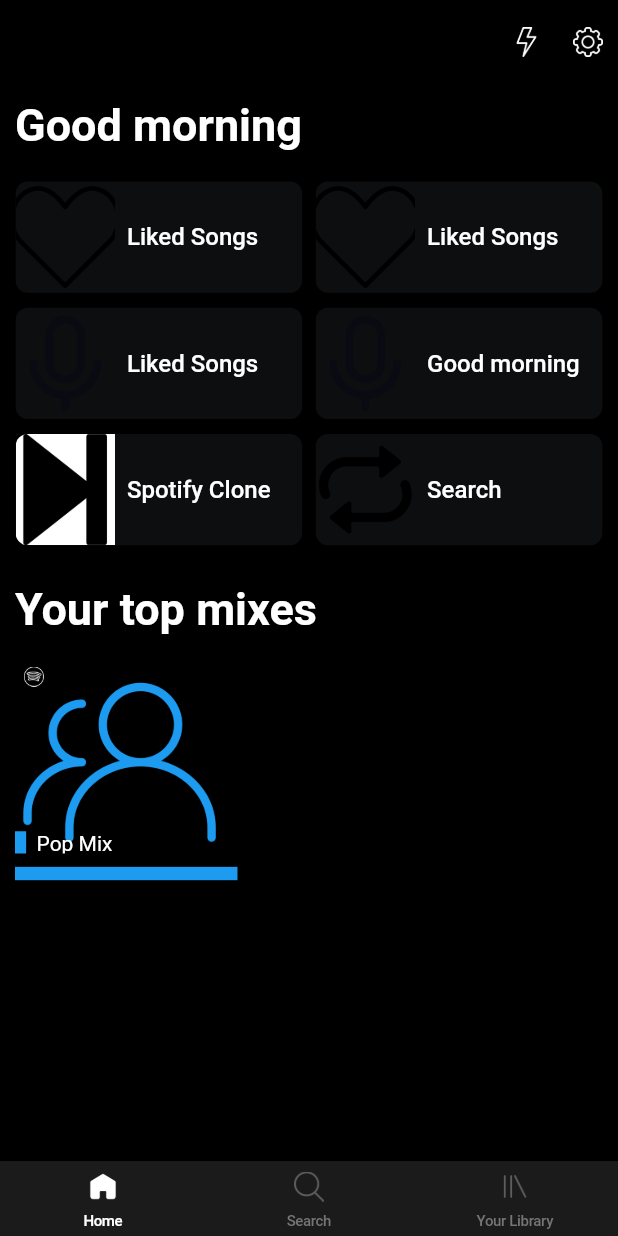
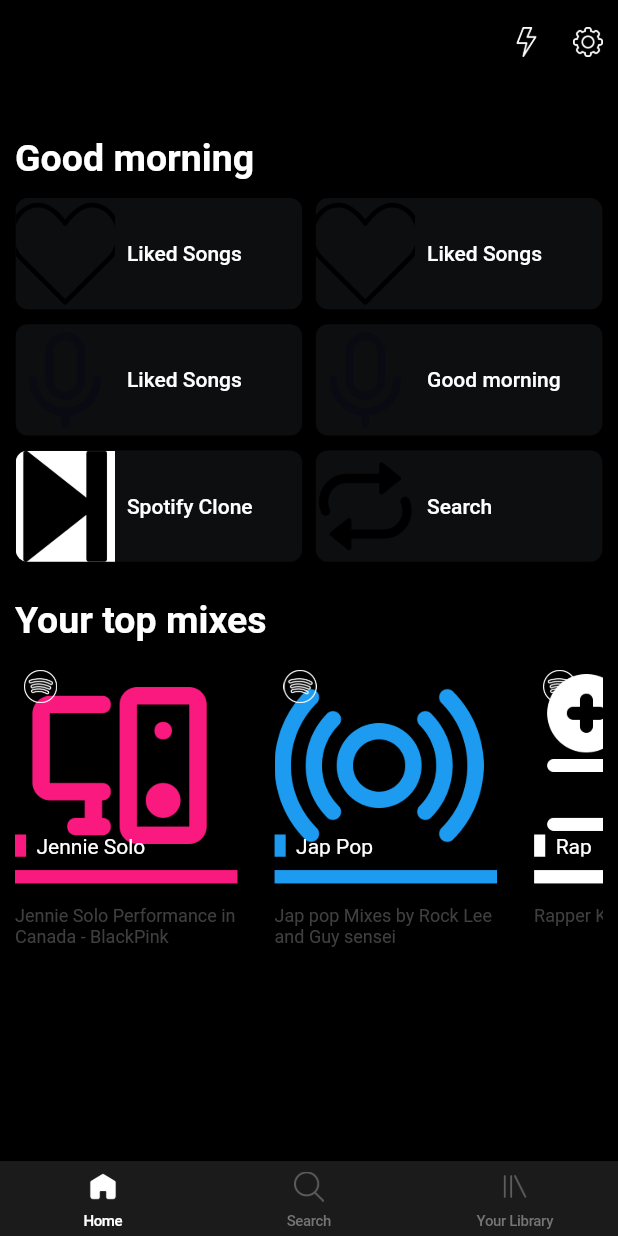
Before and after one commit to SelvaKumar-Ajay/Spotify_Clone, a Flutter app: the screen it shows after launch, on a phone screen of 412 x 824 dp. Run offline on Flutter 3.47's test engine with Material 2 defaults, Android fonts, the phone set to English and light mode, and no system bars.

Commit message:
dynamic scrollable container row design completed

```diff
--- a/lib/constants/colors.dart
+++ b/lib/constants/colors.dart
@@ -7,3 +7,4 @@ const Color whiteColor = Colors.white;
 const Color greyColor = Colors.grey;
 const Color redColor = Color.fromRGBO(249, 25, 127, 1);
 const Color transparentColor = Colors.transparent;
+const Color yellowColor = Colors.yellow;
--- a/lib/constants/size_constants.dart
+++ b/lib/constants/size_constants.dart
@@ -1,8 +1,8 @@
 //Sizes of yourTopMixes or rowOfTopMixes in reusablewidgets.dart
-class YourtopMixes {
+class YourtopMixSizes {
   double width;
   double height;
-  YourtopMixes({
+  YourtopMixSizes({
     required this.height,
     required this.width,
   });
@@ -10,15 +10,16 @@ class YourtopMixes {
       (width * 0.4) * 0.9; //(40% from the size of width) then 90% from the 40%
   late double rightMarginSize = width * 0.06;
   late double bottomBarWidth = sizeOfContainer * 0.06;
-  late double spotifyIconHeight = sizeOfContainer * 0.09;
+  late double spotifyIconHeight = sizeOfContainer * 0.15;
   late double spotifyIconWidth =
-      sizeOfContainer * 0.09; //20% from the size of Container
+      sizeOfContainer * 0.15; //20% from the size of Container
   late double paddingSize =
       sizeOfContainer * 0.04; //4% from the Size of Container
   late double bottomTextContainerHeight = sizeOfContainer * 0.1;
   late double bottomtextContainerBorderWidth = sizeOfContainer * 0.05;
   late double bottomPadding = sizeOfContainer * 0.06;
-  // late double yourMixContainer = width * 0.4;
+  late double textBoxHeight = sizeOfContainer * 0.25;
+  late double containerTextSpace = sizeOfContainer * 0.1;
   // late double yourMixContainer = width * 0.4;
 }
 
@@ -37,6 +38,17 @@ class RowRecentPlaylist {
   late double boxDecorationWidth = ((width * 0.5) * 0.9) * 1.03;
   late double spaceSizedBoxWidth = (width * 0.2) * 0.1;
   late double rowRecentPlaylistWidth = ((width * 0.4) * 0.1) * 0.5;
+  // late double yourMixContainer = width * 0.1;
+  // late double yourMixContainer = width * 0.4;
   // late double yourMixContainer = width * 0.4;
   // late double yourMixContainer = width * 0.4;
 }
+
+class Titletext {
+  double width;
+  Titletext({
+    required this.width,
+  });
+  late double topSpace = width * 0.06;
+  late double bottomSpace = width * 0.03;
+}
--- a/lib/data screen/home_screen.dart
+++ b/lib/data screen/home_screen.dart
@@ -1,5 +1,6 @@
 import 'package:flutter/material.dart';
 import 'package:spotify/constants/constants.dart';
+import 'package:spotify/data/data.dart';
 import 'package:spotify/functions/functions.dart';
 import 'package:spotify/reusable_widgets/reusable_widgets.dart';
 // import 'package:spotify/reusable_widgets/reusable_widgets.dart';
@@ -16,21 +17,16 @@ class _HomeScreenState extends State<HomeScreen> {
   Widget build(BuildContext context) {
     final double height = MediaQuery.of(context).size.height;
     final double width = MediaQuery.of(context).size.width;
+    List<TopMixDataTemplate> yourtopMixDataList =
+        TopMixData().yourTopMixesData();
 
     return Padding(
       padding: const EdgeInsets.symmetric(horizontal: 10.0, vertical: 10.0),
       child: Column(
         crossAxisAlignment: CrossAxisAlignment.start,
         children: [
-          Text(
-            dateTimeGreeting(),
-            style: const TextStyle(
-              color: whiteColor,
-              fontSize: 30.0,
-              fontWeight: FontWeight.bold,
-            ),
-          ),
-          sizedBox(20, 0),
+          titleText(text: dateTimeGreeting(), width: width),
+
           rowRecentPlayList(
             height: height,
             width: width,
@@ -57,12 +53,30 @@ class _HomeScreenState extends State<HomeScreen> {
             secondImage: IconConstants.loopIcon,
             secondText: StringConstants.search,
           ),
-          titleText(text: StringConstants.yourTopMixes),
-          yourTopMixesPlaylist(
-              height: height,
-              width: width,
-              color: blueColor,
-              image: IconConstants.showCreditsIcon)
+          titleText(text: StringConstants.yourTopMixes, width: width),
+          SizedBox(
+            height: height * 0.4,
+            child: ListView.builder(
+              scrollDirection: Axis.horizontal,
+              itemCount: yourtopMixDataList.length,
+              itemBuilder: (context, index) {
+                return yourTopMixesTemplate(
+                    height: height,
+                    width: width,
+                    color: yourtopMixDataList[index].color,
+                    image: yourtopMixDataList[index].image,
+                    text: yourtopMixDataList[index].text,
+                    description: yourtopMixDataList[index].description);
+              },
+            ),
+          ),
+
+          // yourTopMixesTemplate(
+          //     height: height,
+          //     width: width,
+          //     color: yourtopMixDataList[index].color,
+          //     image: yourtopMixDataList[index].image,
+          //     text: yourtopMixDataList[index].text);
         ],
       ),
     );
--- /dev/null
+++ b/lib/data/data.dart
@@ -0,0 +1 @@
+export 'top_mixes.dart';
--- /dev/null
+++ b/lib/data/top_mixes.dart
@@ -0,0 +1,25 @@
+import 'dart:ui';
+
+import 'package:spotify/constants/constants.dart';
+
+class TopMixDataTemplate {
+  final Color color;
+  final String image;
+  final String text;
+  final String description;
+
+  TopMixDataTemplate(this.color, this.image, this.text, this.description);
+}
+
+class TopMixData {
+  List<TopMixDataTemplate> yourTopMixesData() => [
+        TopMixDataTemplate(redColor, IconConstants.computerIcon, "Jennie Solo",
+            "Jennie Solo Performance in Canada - BlackPink"),
+        TopMixDataTemplate(blueColor, IconConstants.goToSongRadio, "Jap Pop",
+            "Jap pop Mixes by Rock Lee and Guy sensei"),
+        TopMixDataTemplate(whiteColor, IconConstants.addtoQueueIcon, "Rap",
+            "Rapper Killer Bee Mixes"),
+        TopMixDataTemplate(yellowColor, IconConstants.libraryIcon, "Study",
+            "Study notes and tips by SK"),
+      ];
+}
--- a/lib/functions/functions.dart
+++ b/lib/functions/functions.dart
@@ -1,4 +1,7 @@
+// import 'package:flutter/material.dart';
 import 'package:spotify/constants/constants.dart';
+// import 'package:spotify/data/data.dart';
+// import 'package:spotify/reusable_widgets/reusable_widgets.dart';
 
 String dateTimeGreeting() {
   String res = "";
--- /dev/null
+++ b/lib/reusable_widgets/home_screen_widgets.dart
@@ -0,0 +1,179 @@
+import 'package:flutter/material.dart';
+import 'package:spotify/constants/constants.dart';
+
+// Row of Recent Playlist
+Row rowRecentPlayList({
+  required double height,
+  required double width,
+  required String firstImage,
+  required String secondImage,
+  required String firstText,
+  required String secondText,
+}) {
+  return Row(
+    mainAxisAlignment: MainAxisAlignment.spaceEvenly,
+    children: [
+      recentViewedPlaylist(
+          height: height, width: width, img: firstImage, text: firstText),
+      SizedBox(
+        width: RowRecentPlaylist(height: height, width: width)
+            .rowRecentPlaylistWidth,
+      ),
+      recentViewedPlaylist(
+          height: height, width: width, img: secondImage, text: secondText)
+    ],
+  );
+}
+
+//Recently viewed Playlist Design
+Container recentViewedPlaylist({
+  required height,
+  required width,
+  required String img,
+  required String text,
+}) {
+  return Container(
+    decoration: BoxDecoration(
+        color: searchBarColor.withOpacity(0.4),
+        shape: BoxShape.rectangle,
+        borderRadius: BorderRadius.circular(8.0)),
+    clipBehavior: Clip.antiAlias,
+    height: RowRecentPlaylist(height: height, width: width).boxDecorationHeight,
+    width: RowRecentPlaylist(height: height, width: width).boxDecorationWidth,
+    child: Row(children: [
+      // ignore: sized_box_for_whitespace
+      Container(
+        height: height * 0.1,
+        width: RowRecentPlaylist(height: height, width: width).imgBoxWidth,
+        child: Image.asset(img, fit: BoxFit.cover),
+      ),
+      SizedBox(width: (width * 0.2) * 0.1),
+      Expanded(
+        child: SizedBox(
+          height:
+              RowRecentPlaylist(height: height, width: width).containerHeight,
+          width: RowRecentPlaylist(height: height, width: width).nonImgBoxWidth,
+          child: Align(
+            alignment: Alignment.centerLeft,
+            child: Text(text,
+                style: const TextStyle(
+                    fontWeight: FontWeight.w500, fontSize: 14.0),
+                overflow: TextOverflow.ellipsis,
+                maxLines: 2,
+                softWrap: false),
+          ),
+        ),
+      ),
+    ]),
+  );
+}
+
+//Title Text
+Container titleText({
+  required text,
+  required double width,
+}) =>
+    Container(
+      margin: EdgeInsets.fromLTRB(0, Titletext(width: width).topSpace, 0,
+          Titletext(width: width).bottomSpace),
+      child: Text(
+        text,
+        style: const TextStyle(
+          color: whiteColor,
+          fontSize: 25.0,
+          fontWeight: FontWeight.bold,
+        ),
+      ),
+    );
+
+//Your Top mixes template
+Column yourTopMixesTemplate({
+  required double height,
+  required double width,
+  required Color color,
+  required String image,
+  required String text,
+  required String description,
+}) {
+  return Column(
+    mainAxisAlignment: MainAxisAlignment.start,
+    crossAxisAlignment: CrossAxisAlignment.start,
+    children: [
+      Container(
+        decoration: BoxDecoration(
+            // color: blueColor,
+            border: Border(
+                bottom: BorderSide(
+                    color: color,
+                    width: YourtopMixSizes(height: height, width: width)
+                        .bottomBarWidth))),
+        margin: EdgeInsets.fromLTRB(
+            0,
+            0,
+            YourtopMixSizes(height: height, width: width).rightMarginSize,
+            YourtopMixSizes(height: height, width: width).containerTextSpace),
+        height: YourtopMixSizes(height: height, width: width).sizeOfContainer,
+        width: YourtopMixSizes(height: height, width: width).sizeOfContainer,
+        child: Stack(
+          children: [
+            Image.asset(image, color: color),
+            Padding(
+              padding: EdgeInsets.all(
+                  YourtopMixSizes(height: height, width: width).paddingSize),
+              child: Align(
+                alignment: Alignment.topLeft,
+                // ignore: sized_box_for_whitespace
+                child: Container(
+                  height: YourtopMixSizes(height: height, width: width)
+                      .spotifyIconHeight,
+                  width: YourtopMixSizes(height: height, width: width)
+                      .spotifyIconWidth,
+                  child: Image.asset(
+                    IconConstants.spotifyIcon,
+                    color: whiteColor,
+                    fit: BoxFit.cover,
+                  ),
+                ),
+              ),
+            ),
+            Padding(
+              padding: EdgeInsets.only(
+                  bottom: YourtopMixSizes(height: height, width: width)
+                      .bottomPadding),
+              child: Align(
+                alignment: Alignment.bottomLeft,
+                child: Container(
+                  height: YourtopMixSizes(height: height, width: width)
+                      .bottomTextContainerHeight,
+                  decoration: BoxDecoration(
+                      color: transparentColor,
+                      border: Border(
+                          left: BorderSide(
+                              color: color,
+                              width:
+                                  YourtopMixSizes(height: height, width: width)
+                                      .bottomtextContainerBorderWidth))),
+                  child: Text("  $text"),
+                ),
+              ),
+            )
+          ],
+        ),
+      ),
+      SizedBox(
+        height: YourtopMixSizes(height: height, width: width).textBoxHeight,
+        width: YourtopMixSizes(height: height, width: width).sizeOfContainer,
+        child: Text(
+          description,
+          maxLines: 2,
+          softWrap: false,
+          overflow: TextOverflow.ellipsis,
+          style: TextStyle(
+            fontSize: 12.0,
+            color: greyColor.withOpacity(0.4),
+          ),
+        ),
+      ),
+    ],
+  );
+}
--- a/lib/reusable_widgets/reusable_widgets.dart
+++ b/lib/reusable_widgets/reusable_widgets.dart
@@ -1,5 +1,7 @@
 import 'package:flutter/material.dart';
 import 'package:spotify/constants/constants.dart';
+export 'appbar.dart';
+export 'home_screen_widgets.dart';
 
 //BottomNavigationBar Item
 BottomNavigationBarItem bottomNavigationBarItem(
@@ -12,71 +14,6 @@ BottomNavigationBarItem bottomNavigationBarItem(
       label: label);
 }
 
-//Your Top mixes template
-Container yourTopMixesPlaylist({
-  required double height,
-  required double width,
-  required Color color,
-  required String image,
-}) {
-  return Container(
-    decoration: BoxDecoration(
-        // color: blueColor,
-        border: Border(
-            bottom: BorderSide(
-                color: color,
-                width: YourtopMixes(height: height, width: width)
-                    .bottomBarWidth))),
-    margin: EdgeInsets.only(
-        right: YourtopMixes(height: height, width: width).rightMarginSize),
-    height: YourtopMixes(height: height, width: width).sizeOfContainer,
-    width: YourtopMixes(height: height, width: width).sizeOfContainer,
-    child: Stack(
-      children: [
-        Image.asset(image, color: color),
-        Padding(
-          padding: EdgeInsets.all(
-              YourtopMixes(height: height, width: width).paddingSize),
-          child: Align(
-            alignment: Alignment.topLeft,
-            // ignore: sized_box_for_whitespace
-            child: Container(
-              height:
-                  YourtopMixes(height: height, width: width).spotifyIconHeight,
-              width:
-                  YourtopMixes(height: height, width: width).spotifyIconWidth,
-              child: Image.asset(
-                IconConstants.spotifyIcon,
-                color: whiteColor,
-                fit: BoxFit.contain,
-              ),
-            ),
-          ),
-        ),
-        Padding(
-          padding: EdgeInsets.only(
-              bottom: YourtopMixes(height: height, width: width).bottomPadding),
-          child: Align(
-            alignment: Alignment.bottomLeft,
-            child: Container(
-              height: YourtopMixes(height: height, width: width)
-                  .bottomTextContainerHeight,
-              decoration: BoxDecoration(
-                  color: transparentColor,
-                  border: Border(
-                      left: BorderSide(
-                          color: color,
-                          width: YourtopMixes(height: height, width: width)
-                              .bottomtextContainerBorderWidth))),
-              child: const Text("  ${StringConstants.popMix}"),
-            ),
-          ),
-        )
-      ],
-    ),
-  );
-}
-
 //CustomSizedBox
 SizedBox sizedBox(double height, double width) {
   return SizedBox(
@@ -84,83 +21,3 @@ SizedBox sizedBox(double height, double width) {
     width: width,
   );
 }
-
-// Row of Recent Playlist
-Row rowRecentPlayList({
-  required double height,
-  required double width,
-  required String firstImage,
-  required String secondImage,
-  required String firstText,
-  required String secondText,
-}) {
-  return Row(
-    mainAxisAlignment: MainAxisAlignment.spaceEvenly,
-    children: [
-      recentViewedPlaylist(
-          height: height, width: width, img: firstImage, text: firstText),
-      SizedBox(
-        width: RowRecentPlaylist(height: height, width: width)
-            .rowRecentPlaylistWidth,
-      ),
-      recentViewedPlaylist(
-          height: height, width: width, img: secondImage, text: secondText)
-    ],
-  );
-}
-
-//Recently viewed Playlist Design
-Container recentViewedPlaylist({
-  required height,
-  required width,
-  required String img,
-  required String text,
-}) {
-  return Container(
-    decoration: BoxDecoration(
-        color: searchBarColor.withOpacity(0.4),
-        shape: BoxShape.rectangle,
-        borderRadius: BorderRadius.circular(8.0)),
-    clipBehavior: Clip.antiAlias,
-    height: RowRecentPlaylist(height: height, width: width).boxDecorationHeight,
-    width: RowRecentPlaylist(height: height, width: width).boxDecorationWidth,
-    child: Row(children: [
-      // ignore: sized_box_for_whitespace
-      Container(
-        height: height * 0.1,
-        width: RowRecentPlaylist(height: height, width: width).imgBoxWidth,
-        child: Image.asset(img, fit: BoxFit.cover),
-      ),
-      SizedBox(width: (width * 0.2) * 0.1),
-      Expanded(
-        child: SizedBox(
-          height:
-              RowRecentPlaylist(height: height, width: width).containerHeight,
-          width: RowRecentPlaylist(height: height, width: width).nonImgBoxWidth,
-          child: Align(
-            alignment: Alignment.centerLeft,
-            child: Text(text,
-                style: const TextStyle(
-                    fontWeight: FontWeight.w500, fontSize: 16.0),
-                overflow: TextOverflow.ellipsis,
-                maxLines: 2,
-                softWrap: false),
-          ),
-        ),
-      ),
-    ]),
-  );
-}
-
-//Title Text
-Container titleText({required text}) => Container(
-      margin: const EdgeInsets.fromLTRB(0, 25.0, 0, 15.0),
-      child: Text(
-        text,
-        style: const TextStyle(
-          color: whiteColor,
-          fontSize: 30.0,
-          fontWeight: FontWeight.bold,
-        ),
-      ),
-    );
--- a/lib/views/home_page.dart
+++ b/lib/views/home_page.dart
@@ -2,7 +2,6 @@ import 'package:flutter/cupertino.dart';
 import 'package:flutter/material.dart';
 import 'package:spotify/constants/constants.dart';
 import 'package:spotify/data%20screen/datascreen.dart';
-import 'package:spotify/reusable_widgets/appbar.dart';
 import 'package:spotify/reusable_widgets/reusable_widgets.dart';
 
 class HomePage extends StatefulWidget {
--- a/pubspec.yaml
+++ b/pubspec.yaml
@@ -61,6 +61,10 @@ flutter:
   # To add assets to your application, add an assets section, like this:
   assets:
     - lib/icons/
+    - lib/icons/1.5x/
+    - lib/icons/2.0x/
+    - lib/icons/3.0x/
+
   #   - images/a_dot_ham.jpeg
 
   # An image asset can refer to one or more resolution-specific "variants", see
```
